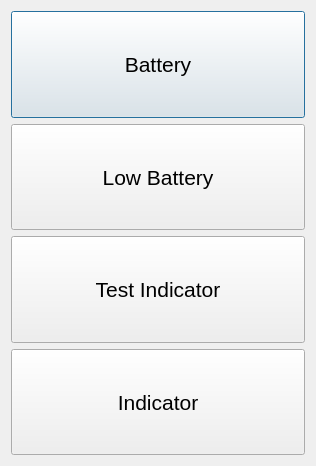
Before: the Qt Designer form QtDesigner/ManualControlDialog.ui in dhahaj/EAX-Python-Interface, drawn with Qt 5.
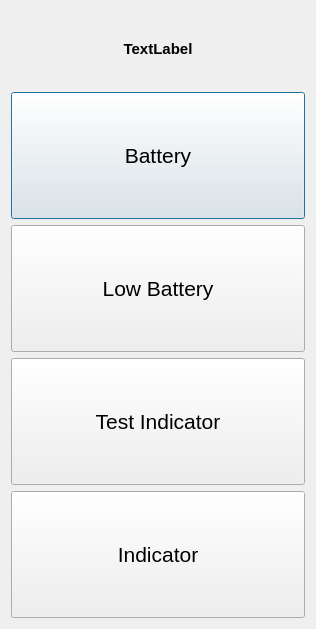
After: the same form once the commit is applied. Icons and pictures are not drawn.

Commit message: updated manufal control

The edit to the form file:
```diff
--- a/QtDesigner/ManualControlDialog.ui
+++ b/QtDesigner/ManualControlDialog.ui
@@ -7,7 +7,7 @@
     <x>0</x>
     <y>0</y>
     <width>316</width>
-    <height>466</height>
+    <height>629</height>
    </rect>
   </property>
   <property name="windowTitle">
@@ -21,6 +21,28 @@
    <bool>true</bool>
   </property>
   <layout class="QVBoxLayout" name="verticalLayout">
+   <item>
+    <widget class="QLabel" name="label">
+     <property name="minimumSize">
+      <size>
+       <width>30</width>
+       <height>75</height>
+      </size>
+     </property>
+     <property name="font">
+      <font>
+       <pointsize>11</pointsize>
+       <bold>true</bold>
+      </font>
+     </property>
+     <property name="text">
+      <string>TextLabel</string>
+     </property>
+     <property name="alignment">
+      <set>Qt::AlignCenter</set>
+     </property>
+    </widget>
+   </item>
    <item>
     <widget class="QPushButton" name="battery_button">
      <property name="sizePolicy">
```
Left out of the diff: 6 changed lines with no effect on the pictures. The commit also changes 3 other files.
